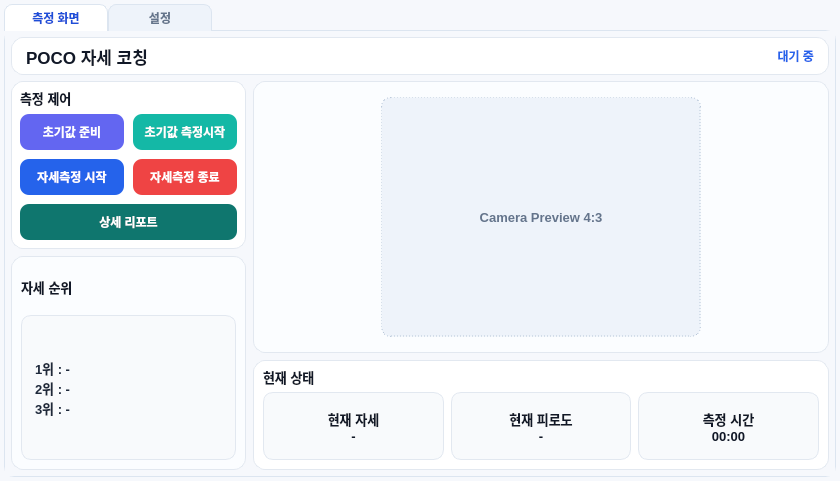
First picture: the form in WorkSpace/pyQt/ui/pocoApplication_Qss.ui, repository EmbeddedVisionPoseCoach/POCO, before the edit.
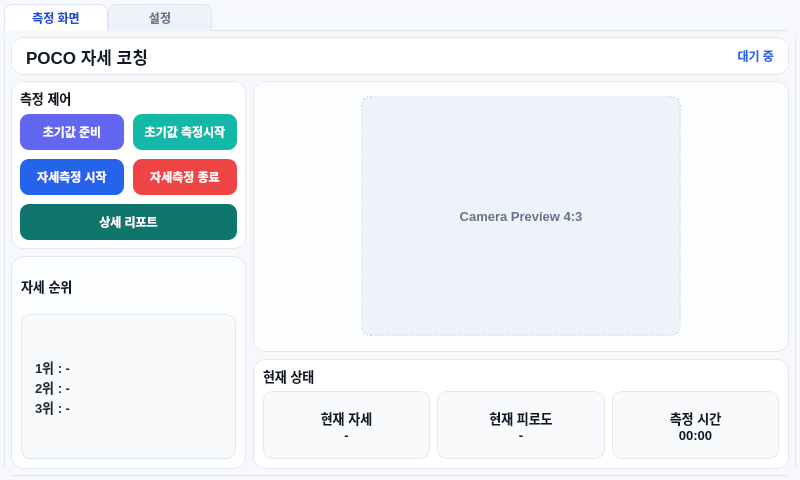
Second picture: the form after the edit.

The edit to the form file:
```diff
--- a/WorkSpace/pyQt/ui/pocoApplication_Qss.ui
+++ b/WorkSpace/pyQt/ui/pocoApplication_Qss.ui
@@ -6,8 +6,8 @@
    <rect>
     <x>0</x>
     <y>0</y>
-    <width>840</width>
-    <height>481</height>
+    <width>800</width>
+    <height>480</height>
    </rect>
   </property>
   <property name="minimumSize">
```
